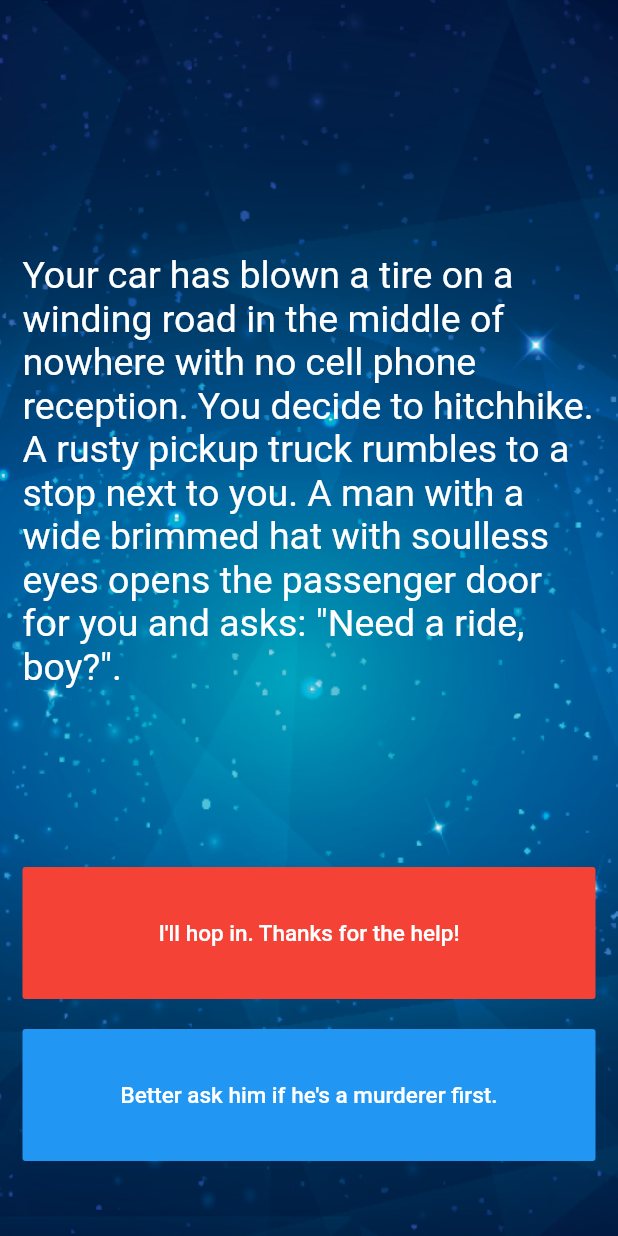
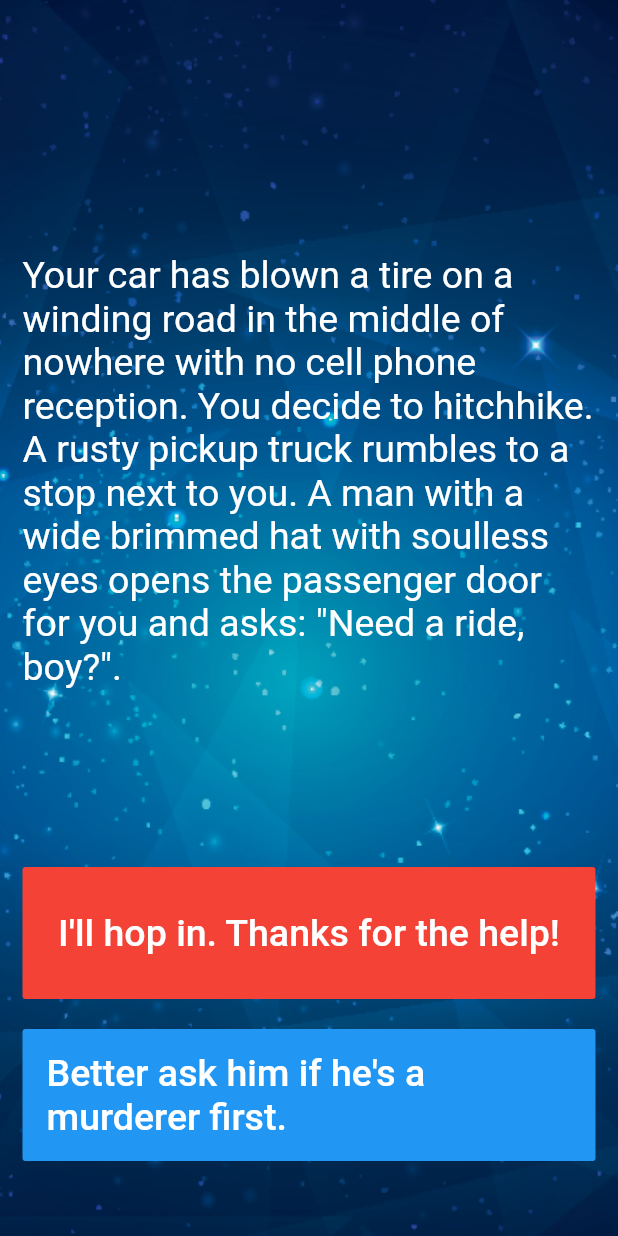
Before and after one commit to mensur056/Flutter_learning, a Flutter app: the screen it shows after launch, on a phone screen of 412 x 824 dp. Run offline on Flutter 3.47's test engine with Material 2 defaults, Android fonts, the phone set to English and light mode, and no system bars; our stand-ins replace audioplayers.

Commit message:
Boss Level Challenge 2

```diff
--- a/destini/lib/main.dart
+++ b/destini/lib/main.dart
@@ -66,7 +66,7 @@ class _StoryPageState extends State<StoryPage> {
 
                     storyBrain.getChoice1(),
                     style: TextStyle(
-                      fontSize: 15.0,
+                      fontSize: 25.0,
                     ),
                   ),
                 ),
@@ -87,7 +87,7 @@ class _StoryPageState extends State<StoryPage> {
 
                       storyBrain.getChoice2(),
                       style: TextStyle(
-                        fontSize: 15.0,
+                        fontSize: 25.0,
                       ),
                     ),
                   ),
```
